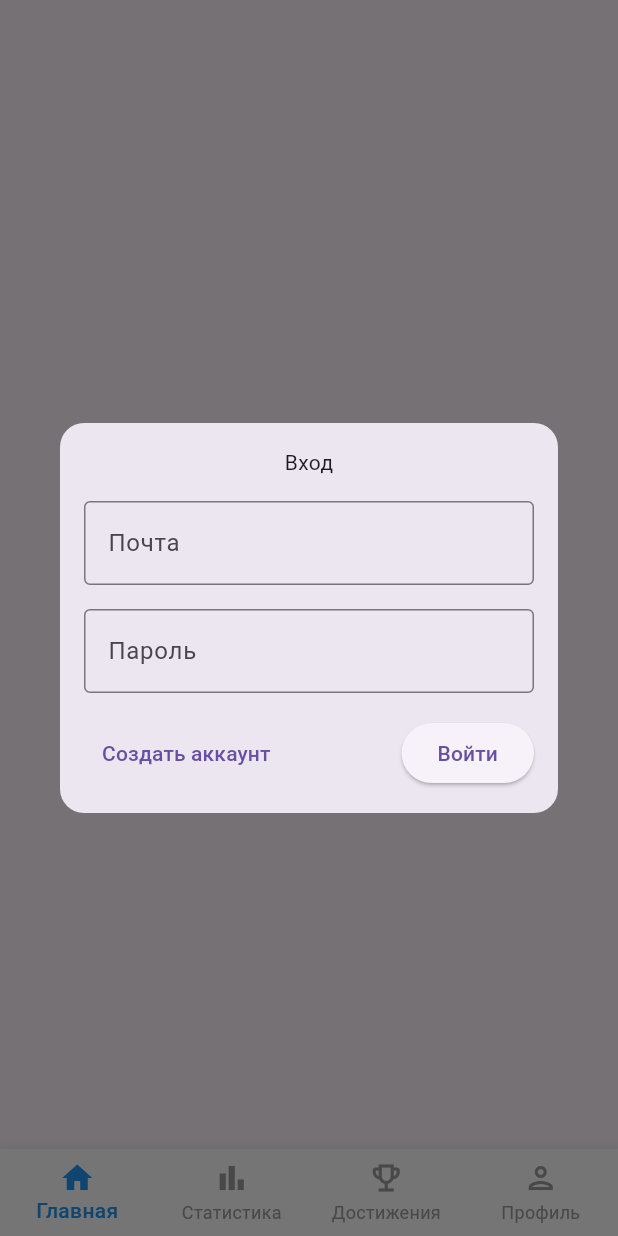
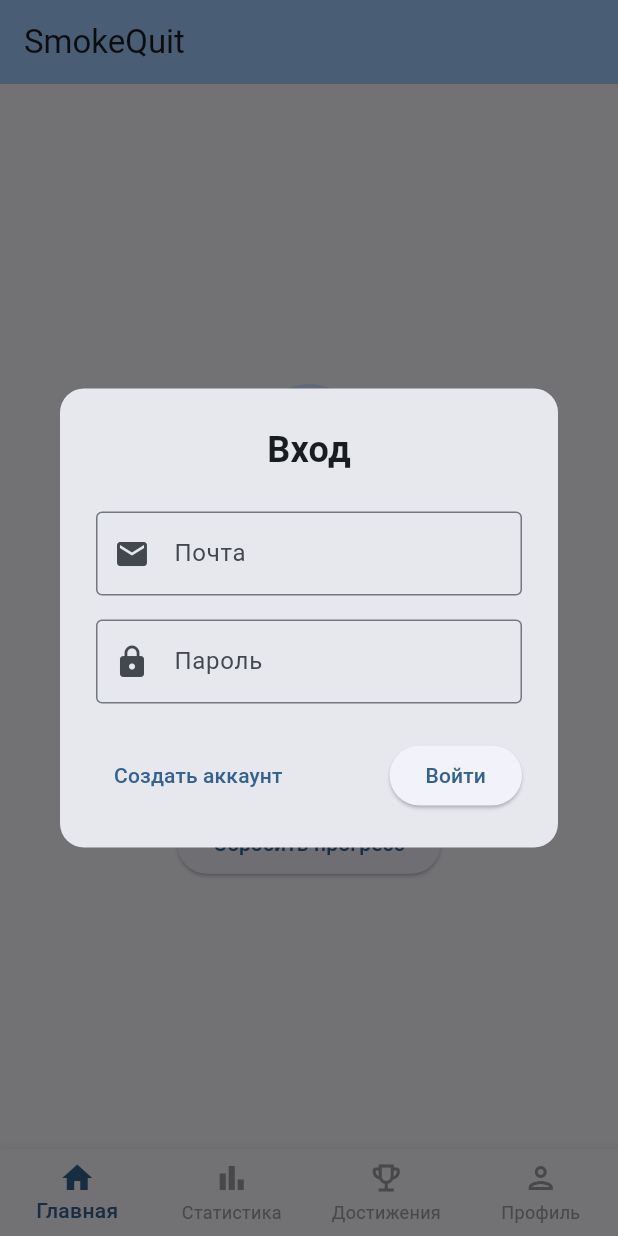
Before and after one commit to meow-barsik/smoke_quit, a Flutter app: the screen it shows after launch, on a phone screen of 412 x 824 dp. Run offline on Flutter 3.47's test engine with Material 3 defaults, Android fonts, the phone set to English and light mode, and no system bars; our stand-ins replace firebase_core, firebase_database; accounts and stored records are empty.

Commit message:
ui окна авторизации регистрации

```diff
--- a/lib/main.dart
+++ b/lib/main.dart
@@ -1,8 +1,12 @@
 import 'package:flutter/material.dart';
 import 'backend.dart';
+import 'package:firebase_core/firebase_core.dart';
 
-void main() {
+Future<void> main() async {
   runApp(const SmokeQuit());
+  var reg = RegService();
+  reg.registration('11111', '23132', 'maomamo', true);
+  print('lfdsfsd');
 }
 
 class SmokeQuit extends StatelessWidget {
@@ -11,11 +15,16 @@ class SmokeQuit extends StatelessWidget {
   @override
   Widget build(BuildContext context) {
     return MaterialApp(
-        theme: ThemeData(),
-        darkTheme: ThemeData.dark(),
-        themeMode: ThemeMode.system,
-        home: const MainScreen(),
-        title: "SmokeQuit");
+      theme: ThemeData(
+        useMaterial3: true,
+        colorScheme: ColorScheme.fromSeed(seedColor: Colors.blue),
+      ),
+      darkTheme: ThemeData.dark(useMaterial3: true),
+      themeMode: ThemeMode.system,
+      home: const MainScreen(),
+      title: "SmokeQuit",
+      debugShowCheckedModeBanner: false,
+    );
   }
 }
 
@@ -29,8 +38,12 @@ class MainScreen extends StatefulWidget {
 class _MainScreenState extends State<MainScreen> {
   int _currentIndex = 0;
   late PageController _pageController;
+
   final List<Widget> _screens = [
-    const HomePage()
+    const HomePage(),
+    const PlaceholderWidget(title: 'Статистика'),
+    const PlaceholderWidget(title: 'Достижения'),
+    const PlaceholderWidget(title: 'Профиль'),
   ];
 
   @override
@@ -38,9 +51,13 @@ class _MainScreenState extends State<MainScreen> {
     super.initState();
     _pageController = PageController();
 
-    // Показываем диалог после инициализации
+    // Показываем диалог после инициализации с задержкой
     WidgetsBinding.instance.addPostFrameCallback((_) {
-      AuthReg.show(context);
+      Future.delayed(const Duration(milliseconds: 300), () {
+        if (mounted) {
+          AuthReg.show(context);
+        }
+      });
     });
   }
 
@@ -57,9 +74,6 @@ class _MainScreenState extends State<MainScreen> {
   }
 
   void _onTabSelected(int index) {
-    setState(() {
-      _currentIndex = index;
-    });
     _pageController.animateToPage(
       index,
       duration: const Duration(milliseconds: 300),
@@ -73,6 +87,7 @@ class _MainScreenState extends State<MainScreen> {
       body: PageView(
         controller: _pageController,
         onPageChanged: _onPageChanged,
+        physics: const ClampingScrollPhysics(), // Более плавная прокрутка
         children: _screens,
       ),
       bottomNavigationBar: _bottomNav(),
@@ -84,8 +99,8 @@ class _MainScreenState extends State<MainScreen> {
       currentIndex: _currentIndex,
       onTap: _onTabSelected,
       type: BottomNavigationBarType.fixed,
-      backgroundColor: Colors.white,
-      selectedItemColor: Colors.blue,
+      backgroundColor: Theme.of(context).bottomAppBarTheme.color,
+      selectedItemColor: Theme.of(context).colorScheme.primary,
       unselectedItemColor: Colors.grey,
       selectedLabelStyle: const TextStyle(fontWeight: FontWeight.w500),
       unselectedLabelStyle: const TextStyle(fontWeight: FontWeight.normal),
@@ -123,21 +138,79 @@ class HomePage extends StatefulWidget {
 }
 
 class _HomePageState extends State<HomePage> {
+  int _daysWithoutSmoking = 0;
+  double _moneySaved = 0.0;
+
   @override
   Widget build(BuildContext context) {
     return Scaffold(
-        body: Center(
+      appBar: AppBar(
+        title: const Text('SmokeQuit'),
+        backgroundColor: Theme.of(context).colorScheme.inversePrimary,
+        elevation: 0,
+      ),
+      body: Center(
+        child: Padding(
+          padding: const EdgeInsets.all(16.0),
           child: Column(
             mainAxisAlignment: MainAxisAlignment.center,
             crossAxisAlignment: CrossAxisAlignment.center,
             children: <Widget>[
-              Text("0",
-                  style: TextStyle(fontSize: 70, fontWeight: FontWeight.w800)),
-              Text("Кол-во дней без курения"),
-              Text("Кол-во сэкономленных средств")
+              Container(
+                padding: const EdgeInsets.all(20),
+                decoration: BoxDecoration(
+                  color: Theme.of(context).colorScheme.primaryContainer,
+                  shape: BoxShape.circle,
+                ),
+                child: Text(
+                  _daysWithoutSmoking.toString(),
+                  style: const TextStyle(
+                    fontSize: 48,
+                    fontWeight: FontWeight.w800,
+                    color: Colors.white,
+                  ),
+                ),
+              ),
+              const SizedBox(height: 24),
+              Text(
+                "Дней без курения",
+                style: Theme.of(context).textTheme.titleLarge,
+              ),
+              const SizedBox(height: 16),
+              Card(
+                child: Padding(
+                  padding: const EdgeInsets.all(16.0),
+                  child: Column(
+                    children: [
+                      Text(
+                        "₽${_moneySaved.toStringAsFixed(2)}",
+                        style: const TextStyle(
+                          fontSize: 24,
+                          fontWeight: FontWeight.bold,
+                          color: Colors.green,
+                        ),
+                      ),
+                      const SizedBox(height: 8),
+                      Text(
+                        "Сэкономлено средств",
+                        style: Theme.of(context).textTheme.bodyMedium,
+                      ),
+                    ],
+                  ),
+                ),
+              ),
+              const SizedBox(height: 24),
+              ElevatedButton(
+                onPressed: () {
+                  // TODO: Добавить логику сброса счетчика
+                },
+                child: const Text('Сбросить прогресс'),
+              ),
             ],
           ),
-        ));
+        ),
+      ),
+    );
   }
 }
 
@@ -148,6 +221,7 @@ class AuthReg extends StatefulWidget {
     return showDialog(
       context: context,
       barrierDismissible: false,
+      barrierColor: Colors.black54,
       builder: (context) => const AuthReg(),
     );
   }
@@ -158,11 +232,73 @@ class AuthReg extends StatefulWidget {
 
 class _AuthState extends State<AuthReg> {
   bool _isLogin = true;
+  final _emailController = TextEditingController();
+  final _passwordController = TextEditingController();
+  bool _isLoading = false;
 
-  void _toogleAuthMode() {
+  void _toggleAuthMode() {
     setState(() {
       _isLogin = !_isLogin;
     });
+  }
+
+  Future<void> _submitForm() async {
+    if (_isLoading) return;
+
+    final email = _emailController.text.trim();
+    final password = _passwordController.text.trim();
+
+    if (email.isEmpty || password.isEmpty) {
+      _showErrorSnackBar('Заполните все поля');
+      return;
+    }
+
+    setState(() {
+      _isLoading = true;
+    });
+
+    try {
+      if (_isLogin) {
+        // TODO: Реализовать логику входа
+        debugPrint('Вход: $email');
+      } else {
+        // TODO: Реализовать логику регистрации
+        debugPrint('Регистрация: $email');
+      }
+
+      // Имитация задержки сети
+      await Future.delayed(const Duration(seconds: 1));
+
+      if (mounted) {
+        Navigator.of(context).pop();
+      }
+    } catch (e) {
+      if (mounted) {
+        _showErrorSnackBar('Ошибка: $e');
+      }
+    } finally {
+      if (mounted) {
+        setState(() {
+          _isLoading = false;
+        });
+      }
+    }
+  }
+
+  void _showErrorSnackBar(String message) {
+    ScaffoldMessenger.of(context).showSnackBar(
+      SnackBar(
+        content: Text(message),
+        backgroundColor: Colors.red,
+      ),
+    );
+  }
+
+  @override
+  void dispose() {
+    _emailController.dispose();
+    _passwordController.dispose();
+    super.dispose();
   }
 
   @override
@@ -170,41 +306,58 @@ class _AuthState extends State<AuthReg> {
     return Dialog(
       shape: RoundedRectangleBorder(borderRadius: BorderRadius.circular(16)),
       child: Padding(
-        padding: const EdgeInsets.all(16.0),
+        padding: const EdgeInsets.all(24.0),
         child: Column(
           mainAxisSize: MainAxisSize.min,
           children: [
-            Text(_isLogin ? "Вход" : "Регистрация"),
-            const SizedBox(height: 16),
+            Text(
+              _isLogin ? "Вход" : "Регистрация",
+              style: const TextStyle(
+                fontSize: 24,
+                fontWeight: FontWeight.bold,
+              ),
+            ),
+            const SizedBox(height: 24),
             TextField(
-              decoration: InputDecoration(
+              controller: _emailController,
+              decoration: const InputDecoration(
                 labelText: "Почта",
                 hintText: "Введите почту",
                 border: OutlineInputBorder(),
+                prefixIcon: Icon(Icons.email),
               ),
+              keyboardType: TextInputType.emailAddress,
             ),
             const SizedBox(height: 16),
             TextField(
+              controller: _passwordController,
               obscureText: true,
-              decoration: InputDecoration(
+              decoration: const InputDecoration(
                 labelText: "Пароль",
                 hintText: "Введите пароль",
                 border: OutlineInputBorder(),
+                prefixIcon: Icon(Icons.lock),
               ),
             ),
-            const SizedBox(height: 16),
+            const SizedBox(height: 24),
             Row(
               mainAxisAlignment: MainAxisAlignment.spaceBetween,
               children: [
                 TextButton(
-                  onPressed: _toogleAuthMode,
-                  child: Text(_isLogin ? "Создать аккаунт" : "Уже есть аккаунт?"),
+                  onPressed: _isLoading ? null : _toggleAuthMode,
+                  child: Text(
+                    _isLogin ? "Создать аккаунт" : "Уже есть аккаунт?",
+                  ),
                 ),
                 ElevatedButton(
-                  child: Text(_isLogin ? "Войти" : "Зарегистрироваться"),
-                  onPressed: () {
-                    Navigator.of(context).pop();
-                  },
+                  onPressed: _isLoading ? null : _submitForm,
+                  child: _isLoading
+                      ? const SizedBox(
+                    width: 16,
+                    height: 16,
+                    child: CircularProgressIndicator(strokeWidth: 2),
+                  )
+                      : Text(_isLogin ? "Войти" : "Зарегистрироваться"),
                 ),
               ],
             )
@@ -214,3 +367,23 @@ class _AuthState extends State<AuthReg> {
     );
   }
 }
+
+// Заглушка для остальных экранов
+class PlaceholderWidget extends StatelessWidget {
+  final String title;
+
+  const PlaceholderWidget({super.key, required this.title});
+
+  @override
+  Widget build(BuildContext context) {
+    return Scaffold(
+      appBar: AppBar(title: Text(title)),
+      body: Center(
+        child: Text(
+          '$title - в разработке',
+          style: Theme.of(context).textTheme.headlineSmall,
+        ),
+      ),
+    );
+  }
+}
--- a/pubspec.yaml
+++ b/pubspec.yaml
@@ -34,6 +34,9 @@ dependencies:
   # The following adds the Cupertino Icons font to your application.
   # Use with the CupertinoIcons class for iOS style icons.
   cupertino_icons: ^1.0.8
+  firebase_core: ^2.32.0
+  firebase_database: ^10.3.0
+  cloud_firestore: ^4.17.5
 
 dev_dependencies:
   flutter_test:
```
Also changed, not shown: lib/backend.dart (+63 -0 lines), pubspec.lock.
